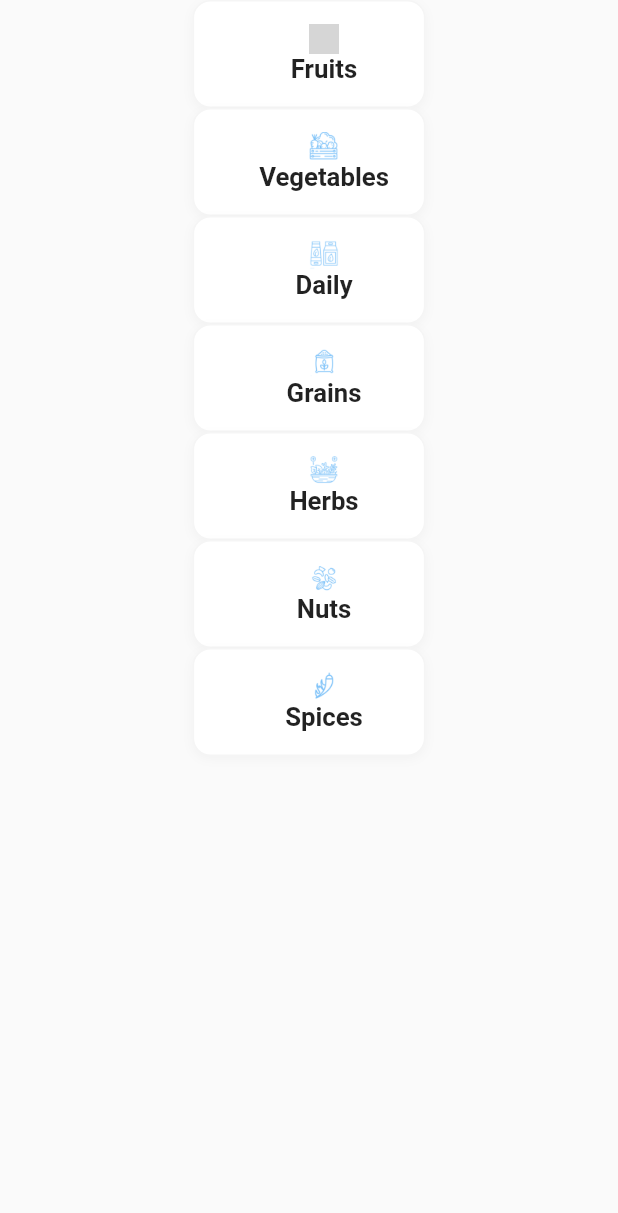
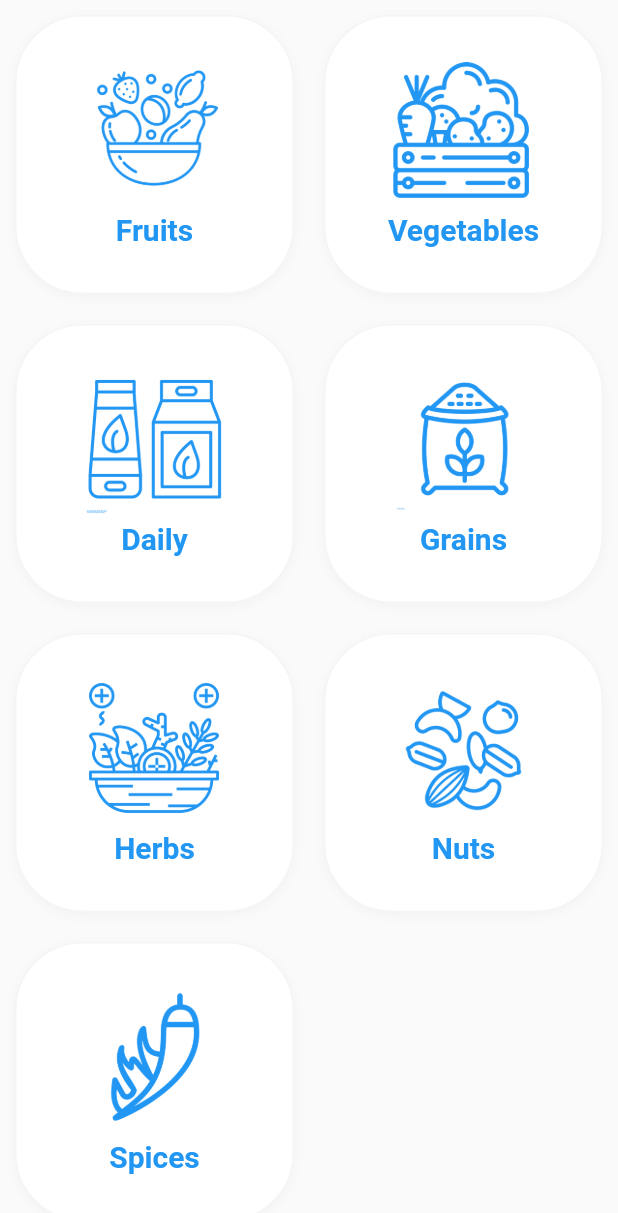
Before and after one commit to RishabhSaini619/RishabhSaini619-a015_fvd, a Flutter app: the CategoriesScreenList widget shown alone on an empty page, opened directly, on a phone screen of 412 x 824 dp. Shown: the top 1213 px of the screen. Run offline on Flutter 3.47's test engine with Material 2 defaults, Android fonts, the light colour scheme and no system bars; our stand-ins replace badges, card_swiper, cloud_firestore, firebase_auth, firebase_core, firebase_storage and 4 more; accounts and stored records are empty; grey boxes are pictures that could not be loaded.

Commit message:
categories screen ui complete

```diff
--- a/lib/global/global_firebase.dart
+++ b/lib/global/global_firebase.dart
@@ -53,7 +53,7 @@ List<Map> allCategories = [
   //Fruits
   {
     "name": "Fruits",
-    "image": "assets/categories/fruits.png/",
+    "image": "assets/categories/fruits.png",
     "category": fruits,
     "idList": fruitsID
   },
--- a/lib/screen/screen_categories/screen_categories.dart
+++ b/lib/screen/screen_categories/screen_categories.dart
@@ -28,7 +28,7 @@ class _CategoriesScreenState extends State<CategoriesScreen>
     return Scaffold(
       body: Column(
         children: [
-          CategoriesScreenAppBarImage(),
+          CategoriesScreenAppBar(),
           CategoriesScreenList(),
         ],
       ),
--- a/lib/screen/screen_categories/screen_categories_components.dart
+++ b/lib/screen/screen_categories/screen_categories_components.dart
@@ -3,15 +3,48 @@ import 'package:a015_fresh_basket/global/global_variable.dart';
 import 'package:a015_fresh_basket/screen/screen_inner/inner_screen_product_detail_view/inner_screen_product_detail_view.dart';
 import 'package:a015_fresh_basket/screen/screen_inner/inner_screen_viewall/inner_screen_viewall.dart';
 import 'package:a015_fresh_basket/screen/screen_inner/inner_screen_viewall/inner_screen_viewall_components.dart';
+import 'package:a015_fresh_basket/widget/widget_text_widget.dart';
 import 'package:flutter/material.dart';
 import 'package:flutter_screenutil/flutter_screenutil.dart';
 
-class CategoriesScreenAppBarImage extends StatelessWidget {
+class CategoriesScreenAppBar extends StatelessWidget {
+  @override
+  Widget build(BuildContext context) {
+    return Stack(
+      children: [
+        CategoriesScreenImage(),
+        CategoriesScreenMessage(),
+      ],
+    );
+  }
+}
+
+class CategoriesScreenImage extends StatelessWidget {
   @override
   Widget build(BuildContext context) {
     return Image(
-      fit: BoxFit.fitHeight,
+      height: MediaQuery.of(context).size.height * 0.175,
+      width: MediaQuery.of(context).size.width,
+      fit: BoxFit.fill,
       image: AssetImage('assets/appbar/categories.png'),
+    );
+  }
+}
+
+class CategoriesScreenMessage extends StatelessWidget {
+  @override
+  Widget build(BuildContext context) {
+    return Padding(
+      padding: const EdgeInsets.only(top: 60),
+      child: Center(
+        child: TextWidget(
+          tText: 'Categories',
+          tCenter: true,
+          tSize: 45,
+          tTitle: true,
+          tColor: Colors.white,
+        ),
+      ),
     );
   }
 }
@@ -26,13 +59,17 @@ class _CategoriesScreenListState extends State<CategoriesScreenList> {
   Widget build(BuildContext context) {
     ThemeData themeData = Theme.of(context);
 
-    return ListView.builder(
+    return Flexible(
+      child: GridView.builder(
+        gridDelegate: SliverGridDelegateWithFixedCrossAxisCount(
+          crossAxisCount: 2,
+        ),
+        // shrinkWrap: true,
+        scrollDirection: Axis.vertical,
         shrinkWrap: true,
-      scrollDirection: Axis.vertical,
         itemCount: allCategories.length,
         itemBuilder: (context, index) {
-        return Center(
-          child: GestureDetector(
+          return GestureDetector(
             onTap: () {
               Navigator.push(
                 context,
@@ -46,10 +83,9 @@ class _CategoriesScreenListState extends State<CategoriesScreenList> {
               );
             },
             child: Container(
-              margin: EdgeInsets.only(left: 5.h, right: 5.h),
-              width: 130.h,
+              margin: EdgeInsets.fromLTRB(10, 10, 10,10),
               decoration: BoxDecoration(
-                borderRadius: BorderRadius.circular(10.h),
+                borderRadius: BorderRadius.circular(45),
                 color: Colors.white,
                 border: Border.all(
                   color: Colors.grey[100],
@@ -62,31 +98,28 @@ class _CategoriesScreenListState extends State<CategoriesScreenList> {
                   ),
                 ],
               ),
-              child: Padding(
-                padding: EdgeInsets.only(left: 20, top: 15, bottom: 15),
               child: Column(
+                mainAxisAlignment: MainAxisAlignment.center,
                 children: [
                   Image.asset(
                     allCategories[index]["image"],
-                      height: 20.0,
-                      width: 20.0,
-                      color: themeData.colorScheme.primary.withOpacity(0.6),
-                    ),
+                    height: 100,
+                    width: 100,
+                    color: themeData.colorScheme.primary),
                   SizedBox(width: 20),
-                    Text(
-                      "${allCategories[index]["name"]}",
-                      style: TextStyle(
-                        fontSize: 15.sp,
-                        fontWeight: FontWeight.w600,
-                      ),
+                  TextWidget(
+                    tText: "${allCategories[index]["name"]}",
+                    tColor: themeData.colorScheme.primary,
+                    tSize: 20,
+                    tCenter: true,
+                    tTitle: true,
                   ),
                 ],
               ),
             ),
-            ),
-          ),
           );
         },
+      ),
     );
   }
 }
--- a/lib/screen/screen_splash/screen_splash.dart
+++ b/lib/screen/screen_splash/screen_splash.dart
@@ -2,6 +2,7 @@ import 'dart:async';
 import 'package:a015_fresh_basket/global/global_theme.dart';
 import 'package:a015_fresh_basket/screen/screen_auth/screen_user_login/screen_user_login.dart';
 import 'package:a015_fresh_basket/screen/screen_auth/screen_user_update/screen_user_update.dart';
+import 'package:a015_fresh_basket/screen/screen_user/screen_user_profile.dart';
 import 'package:a015_fresh_basket/widget/widget_fetch.dart';
 import 'package:a015_fresh_basket/screen/screen_navigatin_bar/screen_nav.dart';
 import 'package:a015_fresh_basket/widget/widget_text_widget.dart';
@@ -54,9 +55,9 @@ class _SplashScreenState extends State<SplashScreen> {
     return Navigator.push(
       context,
       MaterialPageRoute(
-        builder: (context) => UserUpdateScreen(),
+        builder: (context) => Fetch(),
         //UserLoginScreen
-        // LoginScreen(),
+
       ),
     );
   }
--- a/lib/screen/screen_user/screen_user_profile.dart
+++ b/lib/screen/screen_user/screen_user_profile.dart
@@ -25,9 +25,13 @@ class _UserProfileScreenState extends State<UserProfileScreen>
   @override
   Widget build(BuildContext context) {
     return Column(
+
+      verticalDirection: VerticalDirection.down,
+      mainAxisSize: MainAxisSize.max,
       mainAxisAlignment: MainAxisAlignment.center,
+      crossAxisAlignment: CrossAxisAlignment.start,
       children: [
-        UserProfileScreenAppBarImage(),
+        UserProfileScreenAppBar(),
         UserProfileScreenUpdateProfileButton(),
         UserProfileScreenThemeUiSwitch(),
         UserExit(),
```
Also changed, not shown: lib/screen/screen_search/screen_search.dart (+5 -10 lines), lib/screen/screen_search/screen_search_components.dart (+20 -7 lines), lib/screen/screen_user/screen_user_profile_components.dart (+43 -3 lines). Lines whose indentation alone changed are shown as unchanged.
